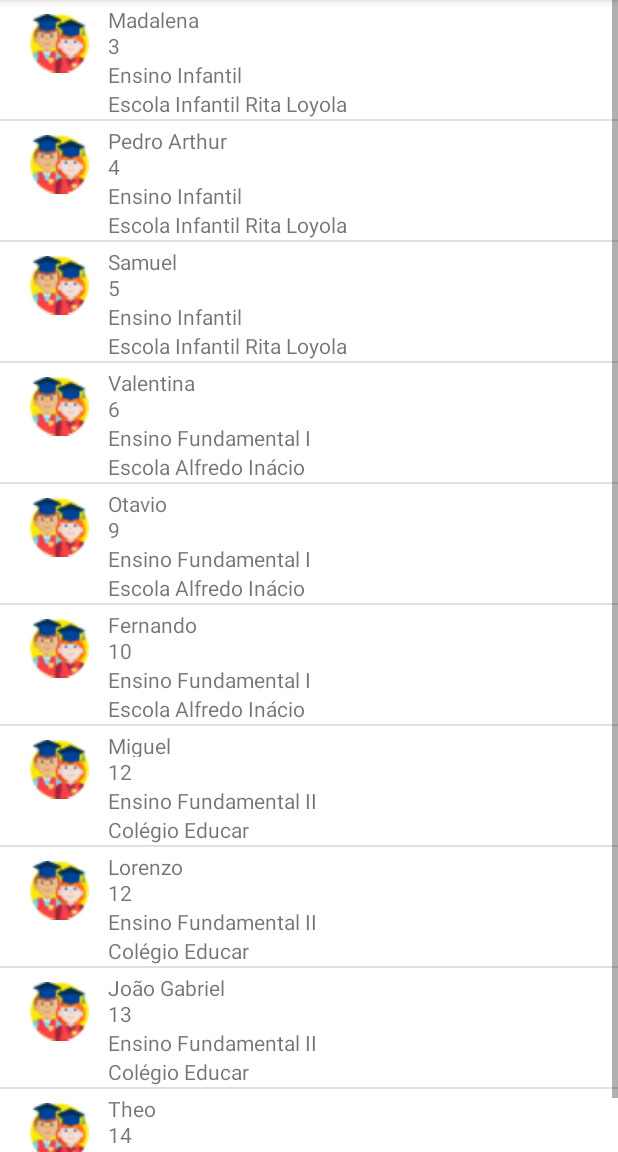
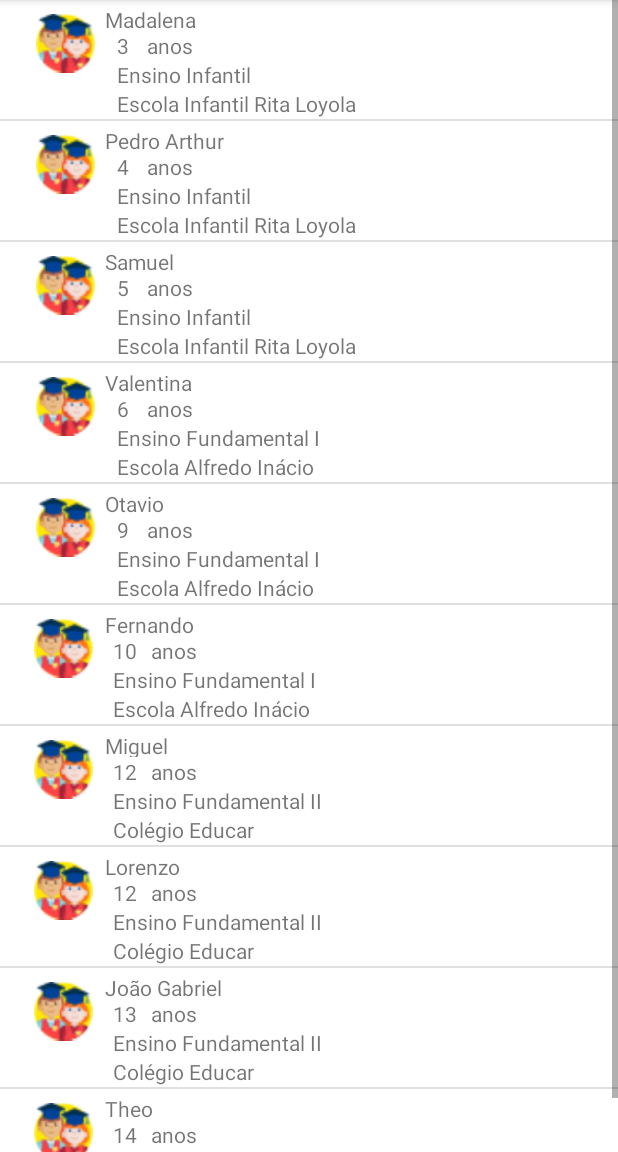
Before and after one commit to danielapandrade/controleEscolarUTFPR, an Android app: the DependentesCadastradosActivity screen opened directly, with no data from a screen before it, after a tap on "Madalena", on a phone screen of 412 x 824 dp, the part 84-1236 px from its top. Run offline under Robolectric (Android 15) with nearby library versions, the phone set to English and light mode, and no system bars.

Commit message:
finalizando atividade 3

```diff
--- a/app/src/main/java/br/edu/utfpr/DependentesCadastradosActivity.java
+++ b/app/src/main/java/br/edu/utfpr/DependentesCadastradosActivity.java
@@ -38,7 +38,9 @@ public class DependentesCadastradosActivity extends AppCompatActivity {
         viewDependentes.setOnItemClickListener(new AdapterView.OnItemClickListener() {
             @Override
             public void onItemClick(AdapterView<?> adapterView, View view, int position, long l) {
-                Toast.makeText(context,listaDependente.get(position).getNome(),Toast.LENGTH_SHORT).show();
+               String msg = listaDependente.get(position).getNome() + ", " + listaDependente.get(position).getEscola() +
+                        ", " + listaDependente.get(position).getIdade() + " anos, " + listaDependente.get(position).getSerie();
+                Toast.makeText(context,msg,Toast.LENGTH_SHORT).show();
             }
         });
     }
--- a/app/src/main/res/layout/layout_dependentes_cadastrados.xml
+++ b/app/src/main/res/layout/layout_dependentes_cadastrados.xml
@@ -12,10 +12,10 @@
         android:text="@string/dependenteCadastrado"
         app:layout_constraintBottom_toBottomOf="parent"
         app:layout_constraintEnd_toEndOf="parent"
-        app:layout_constraintHorizontal_bias="0.551"
+        app:layout_constraintHorizontal_bias="0.538"
         app:layout_constraintStart_toStartOf="parent"
         app:layout_constraintTop_toTopOf="parent"
-        app:layout_constraintVertical_bias="0.050000012" />
+        app:layout_constraintVertical_bias="0.05" />
 
     <TextView
         android:id="@+id/textViewEscolaDependenteCadastrado"
@@ -36,7 +36,7 @@
         android:inputType="number"
         android:text="@string/idade"
         app:layout_constraintBottom_toBottomOf="parent"
-        app:layout_constraintEnd_toEndOf="@+id/textViewDependenteCadastrado"
+        app:layout_constraintEnd_toStartOf="@+id/anos"
         app:layout_constraintHorizontal_bias="0.0"
         app:layout_constraintStart_toStartOf="@+id/textViewDependenteCadastrado"
         app:layout_constraintTop_toBottomOf="@+id/textViewDependenteCadastrado"
@@ -67,4 +67,18 @@
         app:layout_constraintVertical_bias="0.050000012"
         tools:srcCompat="@drawable/child" />
 
+    <TextView
+        android:id="@+id/anos"
+        android:layout_width="wrap_content"
+        android:layout_height="wrap_content"
+        android:layout_marginStart="3dp"
+        android:layout_marginLeft="3dp"
+        android:layout_marginEnd="275dp"
+        android:layout_marginRight="275dp"
+        android:text="@string/anos"
+        app:layout_constraintBottom_toTopOf="@+id/textViewSerieDependenteCadastrado"
+        app:layout_constraintEnd_toEndOf="parent"
+        app:layout_constraintStart_toEndOf="@+id/textViewIdadeDependenteCadastrado"
+        app:layout_constraintTop_toBottomOf="@+id/textViewDependenteCadastrado" />
+
 </androidx.constraintlayout.widget.ConstraintLayout>
--- a/app/src/main/res/values/strings.xml
+++ b/app/src/main/res/values/strings.xml
@@ -51,6 +51,7 @@
     <string name="escola">escola</string>
     <string name="idade"> idade</string>
     <string name="serie">Série</string>
+    <string name="anos">anos</string>
 
 
 </resources>
```
